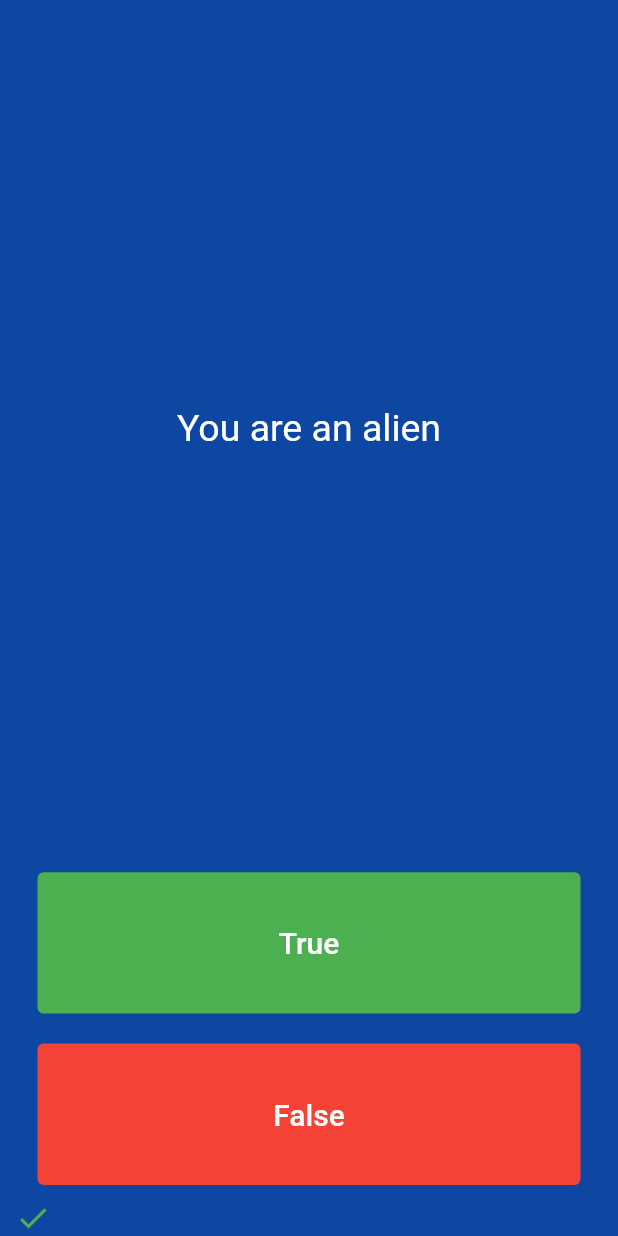
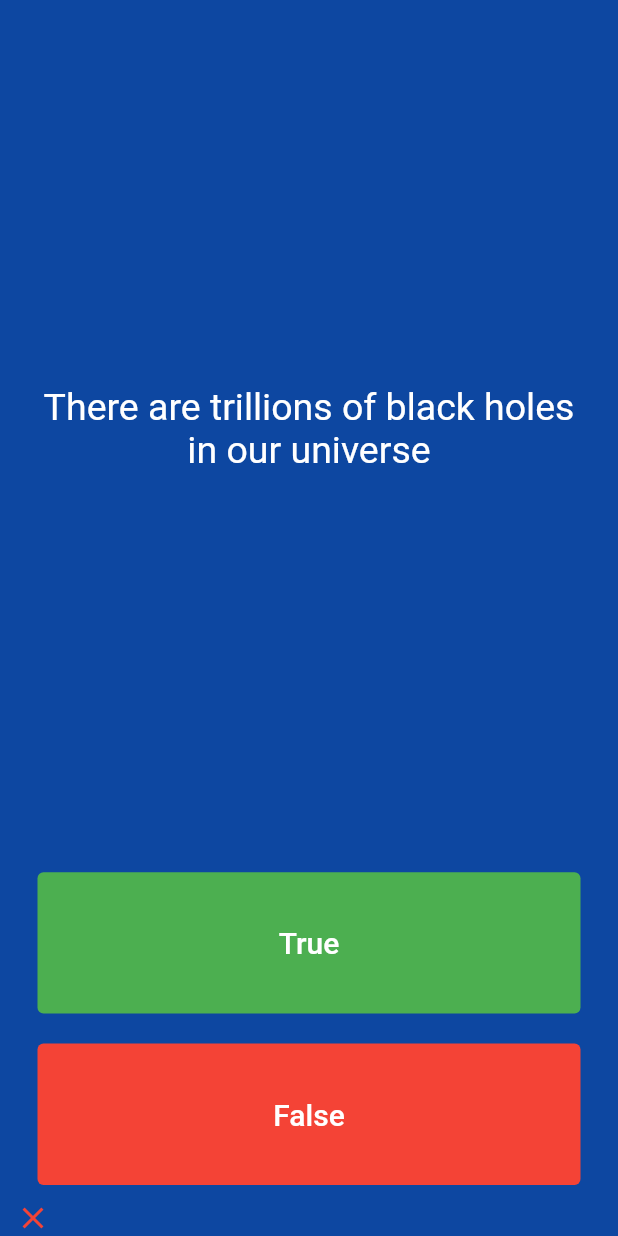
Before and after one commit to Shan-leo/quiz_app_flutter, a Flutter app: the screen it shows after launch, after a tap on "True", on a phone screen of 412 x 824 dp. Run offline on Flutter 3.47's test engine with Material 2 defaults, Android fonts, the phone set to English and light mode, and no system bars.

Commit message:
questionBank array created

```diff
--- a/lib/main.dart
+++ b/lib/main.dart
@@ -1,4 +1,5 @@
 import 'package:flutter/material.dart';
+import 'package:quiz_app_flutter/question.dart';
 
 void main() => runApp(Quizzler());
 
@@ -31,23 +32,20 @@ class QuizPage extends StatefulWidget {
 class _QuizPageState extends State<QuizPage> {
   List<Widget> scoreKeeper = [];
 
-  List<String> questions = [
-    "You are a Human",
-    "You are an alien",
-    "Earth is gonna be destroyed",
-    "Most of the Human are morons",
-    "Somebody likes bombeli karawala",
-    "There are so many brainy people out there",
-    "It's raining cats and dogs"
+
+  List<Question> questionBank = [
+    Question(q: 'Human can go in speed of light', a: false),
+    Question(q: 'There are trillions of black holes in our universe', a: true),
+    Question(q: 'Einstein talk about physics', a: true),
+    Question(q: 'There are trillions of morons in our universe', a: false),
+    Question(q: 'Earth is flat', a: true),
   ];
-
-  List<bool> answers = [true, false, true, true, false, true, false];
 
   int quizNumber = 0;
 
   void checkAnswer(userInput) {
-    if (answers[quizNumber] == userInput) {
-      print('User is fucking right');
+    print(questionBank[quizNumber].questionText);
+    if (questionBank[quizNumber].questionAnswer == userInput) {
       scoreKeeper.add(
         const Icon(Icons.check, color: Colors.green),
       );
@@ -71,7 +69,7 @@ class _QuizPageState extends State<QuizPage> {
             padding: EdgeInsets.all(10),
             child: Center(
               child: Text(
-                questions[quizNumber],
+                questionBank[quizNumber].questionText,
                 textAlign: TextAlign.center,
                 style: TextStyle(fontSize: 25, color: Colors.white),
               ),
@@ -80,12 +78,11 @@ class _QuizPageState extends State<QuizPage> {
         ),
         Expanded(
             child: Padding(
-          padding: EdgeInsets.symmetric(vertical: 10, horizontal: 15),
+          padding: const EdgeInsets.symmetric(vertical: 10, horizontal: 15),
           child: TextButton(
             style: TextButton.styleFrom(
                 primary: Colors.white, backgroundColor: Colors.green),
             onPressed: () {
-              bool correctAnswer = answers[quizNumber];
               setState(() {
                 checkAnswer(true);
                 quizNumber += 1;
@@ -104,7 +101,6 @@ class _QuizPageState extends State<QuizPage> {
             style: TextButton.styleFrom(
                 primary: Colors.white, backgroundColor: Colors.red),
             onPressed: () {
-
               setState(() {
                 checkAnswer(false);
                 quizNumber += 1;
--- a/lib/question.dart
+++ b/lib/question.dart
@@ -0,0 +1,9 @@
+class Question {
+  String questionText = '';
+  bool questionAnswer = false;
+
+  Question({required String q, required bool a}) {
+    questionText = q;
+    questionAnswer = a;
+  }
+}
```
